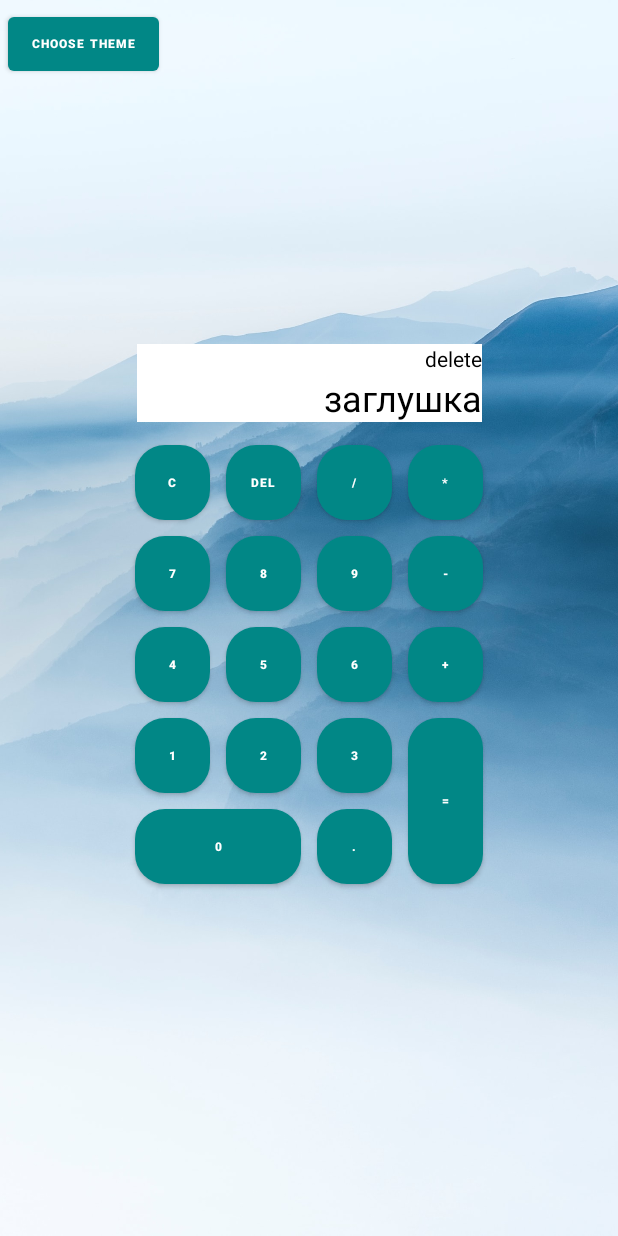
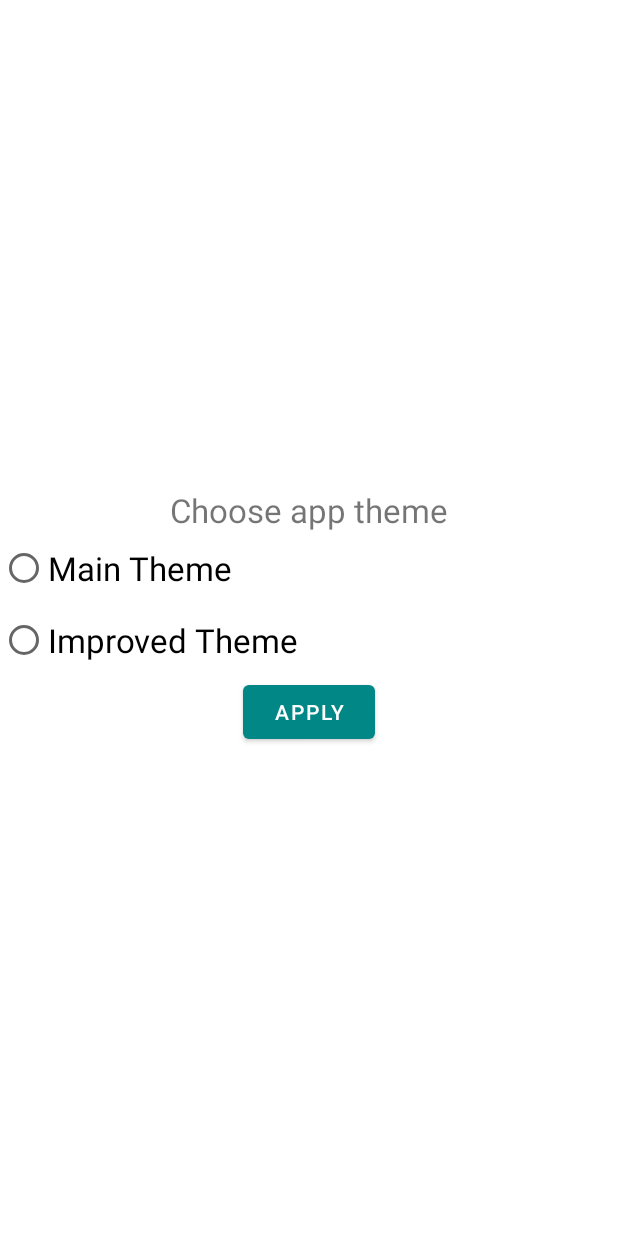
Before and after one commit to SlateBishop/AndroidCalculatorHW, an Android app: the screen it shows after launch (MainActivity before the commit, ThemeSelectorActivity after it), after a tap on "CHOOSE THEME", on a phone screen of 412 x 824 dp. Run offline under Robolectric (Android 15) with nearby library versions, the phone set to English and light mode, and no system bars; 2 other taps on this screen came first.

Commit message:
Реализовал выбор темы для активити выбора темы без обновления экрана.

```diff
--- a/app/src/main/java/ru/geekbrains/makulin/mycalculator/MainActivity.java
+++ b/app/src/main/java/ru/geekbrains/makulin/mycalculator/MainActivity.java
@@ -94,7 +94,7 @@ public class MainActivity extends AppCompatActivity implements View.OnClickListe
         buttonDivide = findViewById(R.id.button_divide);
         buttonDelete = findViewById(R.id.button_delete);
         buttonClear = findViewById(R.id.button_clear);
-        buttonClear = findViewById(R.id.button_theme_chooser);
+        buttonChooseTheme = findViewById(R.id.button_theme_chooser);
     }
 
     private void onToast(String message) {
@@ -207,7 +207,7 @@ public class MainActivity extends AppCompatActivity implements View.OnClickListe
             case R.id.button_theme_chooser:
 
                 intent = new Intent(this, ThemeSelectorActivity.class);
-
+                startActivity(intent);
 
                 break;
 
--- a/app/src/main/java/ru/geekbrains/makulin/mycalculator/ThemeSelectorActivity.java
+++ b/app/src/main/java/ru/geekbrains/makulin/mycalculator/ThemeSelectorActivity.java
@@ -1,14 +1,78 @@
 package ru.geekbrains.makulin.mycalculator;
+
+import android.content.SharedPreferences;
+import android.os.Bundle;
+import android.view.View;
+import android.widget.Button;
+import android.widget.RadioButton;
 
 import androidx.appcompat.app.AppCompatActivity;
 
-import android.os.Bundle;
+public class ThemeSelectorActivity extends AppCompatActivity implements View.OnClickListener {
 
-public class ThemeSelectorActivity extends AppCompatActivity {
+    private static final int THEME_MAIN = 0;
+    private static final int THEME_IMPROVED = 1;
+    private static final String KEY_SP = "SP Key";
+    private static final String KEY_CURRENT_THEME = "Current theme";
+    private RadioButton buttonThemeMain;
+    private RadioButton buttonThemeImproved;
+    private Button buttonApply;
+
 
     @Override
     protected void onCreate(Bundle savedInstanceState) {
         super.onCreate(savedInstanceState);
+        setTheme(getCurrentTheme());
         setContentView(R.layout.activity_theme_selector);
+        initButtons();
+        initListeners();
+    }
+
+    private int getCurrentTheme() {
+        SharedPreferences sp = getSharedPreferences(KEY_SP, MODE_PRIVATE);
+        switch (sp.getInt(KEY_CURRENT_THEME, 0)) {
+            case THEME_MAIN:
+                return R.style.Theme_MyAppStyle;
+            case THEME_IMPROVED:
+                return R.style.Theme_MyAppStyle_Improved;
+        }
+        return R.style.Theme_MyAppStyle;
+    }
+
+    @Override
+    public void onClick(View view) {
+
+        switch (view.getId()) {
+            case R.id.choose_main_theme_button:
+                setCurrentTheme(THEME_MAIN);
+                break;
+            case R.id.choose_improved_theme_button:
+                setCurrentTheme(THEME_IMPROVED);
+                break;
+//            case R.id.apply_theme_button:
+//
+//                break;
+        }
+
+    }
+
+    private void setCurrentTheme(int themeID) {
+        SharedPreferences sharedPreferences = getSharedPreferences(KEY_SP, MODE_PRIVATE);
+        SharedPreferences.Editor editor = sharedPreferences.edit();
+        editor.putInt(KEY_CURRENT_THEME, themeID);
+        editor.apply();
+    }
+
+
+    private void initButtons() {
+        buttonApply = findViewById(R.id.apply_theme_button);
+        buttonThemeMain = findViewById(R.id.choose_main_theme_button);
+        buttonThemeImproved = findViewById(R.id.choose_improved_theme_button);
+    }
+
+    private void initListeners() {
+        buttonApply.setOnClickListener(this);
+        buttonThemeMain.setOnClickListener(this);
+        buttonThemeImproved.setOnClickListener(this);
     }
 }
```
